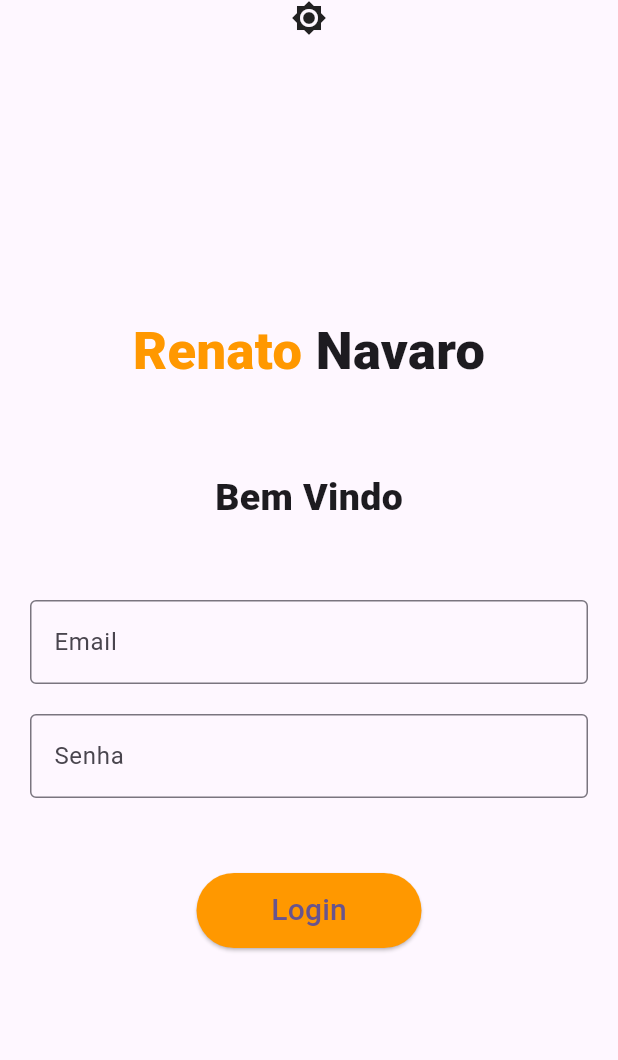
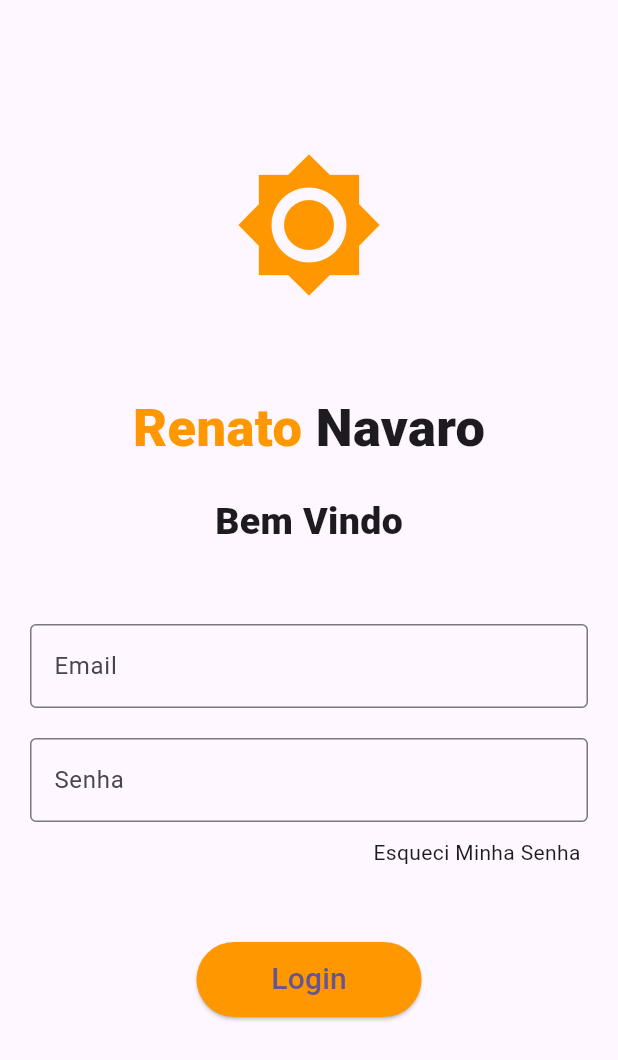
Before and after one commit to RenatoNMG/Atividade_flutter, a Flutter app: the screen it shows after launch, on a phone screen of 412 x 824 dp. Shown: the top 1060 px of the screen. Run offline on Flutter 3.47's test engine with Material 3 defaults, Android fonts, the phone set to English and light mode, and no system bars.

Commit message:
esqueci a senha

```diff
--- a/lib/pages/home_page.dart
+++ b/lib/pages/home_page.dart
@@ -30,15 +30,16 @@ class _MyHomePageState extends State<MyHomePage> {
     return Scaffold(
       body: Column(
         children: [
-          Icon(Icons.brightness_7),
+          SizedBox(height: 100),
+          Icon(Icons.brightness_7, size: 100, color: Colors.orange),
           Padding(
-            padding: const EdgeInsets.symmetric(vertical: 150),
+            padding: const EdgeInsets.symmetric(vertical: 60),
             child: Column(
               children: [
                 Row(
                   mainAxisAlignment: MainAxisAlignment.center,
                   children: [
-                    SizedBox(height: 120),
+                    SizedBox(height: 5),
                     Text(
                       "Renato ",
                       style: TextStyle(
@@ -75,19 +76,29 @@ class _MyHomePageState extends State<MyHomePage> {
                 Padding(
                   padding: const EdgeInsets.symmetric(horizontal: 20),
                   child: TextField(
+                    obscureText: true,
                     decoration: InputDecoration(
                       border: OutlineInputBorder(),
                       labelText: "Senha",
                     ),
                   ),
                 ),
+
+                Padding(
+                  padding: const EdgeInsets.only(right: 25, top: 10),
+                  child: Row(
+                    mainAxisAlignment: MainAxisAlignment.end,
+                    children: [Text("Esqueci Minha Senha")],
+                  ),
+                ),
+
                 SizedBox(height: 50),
                 SizedBox(
                   width: 150,
                   height: 50,
                   child: ElevatedButton(
                     style: ButtonStyle(
-                       backgroundColor: WidgetStatePropertyAll(Colors.orange),
+                      backgroundColor: WidgetStatePropertyAll(Colors.orange),
                     ),
                     onPressed: () {},
                     child: Row(
```
